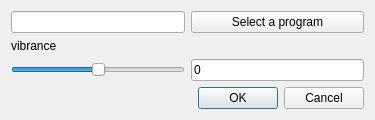
Qt form entryeditor.ui (libvibrant/vibrantLinux) before a commit.
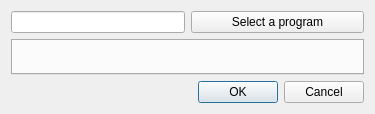
The same form after that commit.

The edit to the form file:
```diff
--- a/entryeditor.ui
+++ b/entryeditor.ui
@@ -7,13 +7,16 @@
     <x>0</x>
     <y>0</y>
     <width>375</width>
-    <height>106</height>
+    <height>114</height>
    </rect>
   </property>
   <property name="windowTitle">
    <string>Dialog</string>
   </property>
   <layout class="QGridLayout" name="gridLayout">
+   <item row="0" column="0">
+    <widget class="QLineEdit" name="path"/>
+   </item>
    <item row="0" column="1">
     <widget class="QPushButton" name="pathSelect">
      <property name="text">
@@ -21,30 +24,7 @@
      </property>
     </widget>
    </item>
-   <item row="0" column="0">
-    <widget class="QLineEdit" name="path"/>
-   </item>
-   <item row="2" column="0">
-    <widget class="QSlider" name="vibranceSldr">
-     <property name="minimum">
-      <number>-1024</number>
-     </property>
-     <property name="maximum">
-      <number>1023</number>
-     </property>
-     <property name="orientation">
-      <enum>Qt::Horizontal</enum>
-     </property>
-    </widget>
-   </item>
-   <item row="1" column="0">
-    <widget class="QLabel" name="vibranceLabel">
-     <property name="text">
-      <string>vibrance</string>
-     </property>
-    </widget>
-   </item>
-   <item row="3" column="1">
+   <item row="2" column="1">
     <widget class="QDialogButtonBox" name="buttonBox">
      <property name="orientation">
       <enum>Qt::Horizontal</enum>
@@ -54,12 +34,8 @@
      </property>
     </widget>
    </item>
-   <item row="2" column="1">
-    <widget class="QLineEdit" name="vibranceVal">
-     <property name="text">
-      <string>0</string>
-     </property>
-    </widget>
+   <item row="1" column="0" colspan="2">
+    <widget class="QTabWidget" name="displays"/>
    </item>
   </layout>
  </widget>
```
